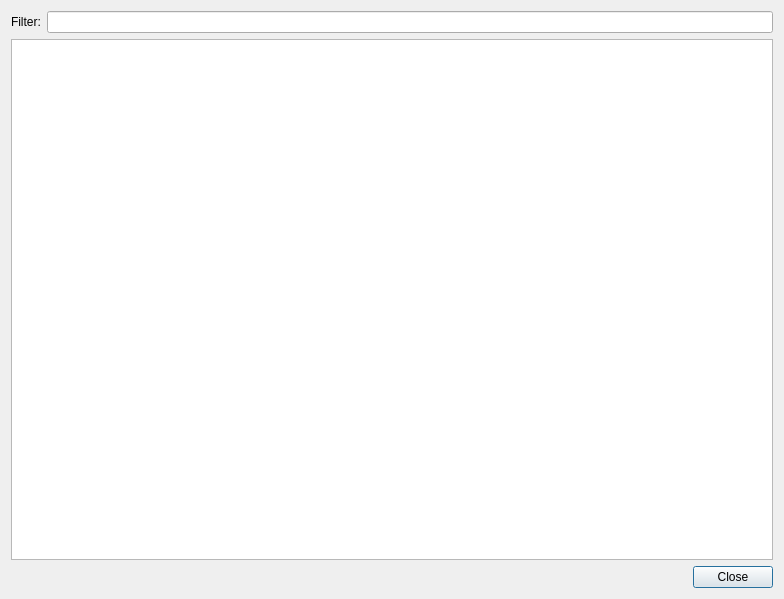
Qt form src/components/RouteAnalyser/OpenFavouriteDialog.ui (nedrysoft/pingnoo) before a commit.
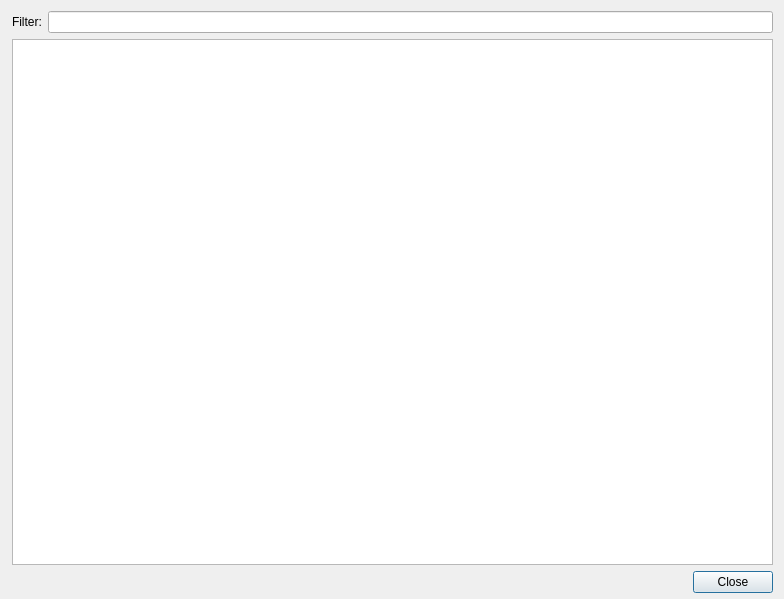
The same form after that commit.

```diff
--- a/src/components/RouteAnalyser/OpenFavouriteDialog.ui
+++ b/src/components/RouteAnalyser/OpenFavouriteDialog.ui
@@ -14,6 +14,15 @@
    <string>Open Favourite</string>
   </property>
   <layout class="QVBoxLayout" name="verticalLayout">
+   <property name="spacing">
+    <number>6</number>
+   </property>
+   <property name="leftMargin">
+    <number>12</number>
+   </property>
+   <property name="bottomMargin">
+    <number>6</number>
+   </property>
    <item>
     <layout class="QHBoxLayout" name="horizontalLayout">
      <item>
@@ -52,6 +61,9 @@
    </item>
    <item>
     <layout class="QHBoxLayout" name="horizontalLayout_2">
+     <property name="spacing">
+      <number>-1</number>
+     </property>
      <item>
       <spacer name="horizontalSpacer">
        <property name="orientation">
```
